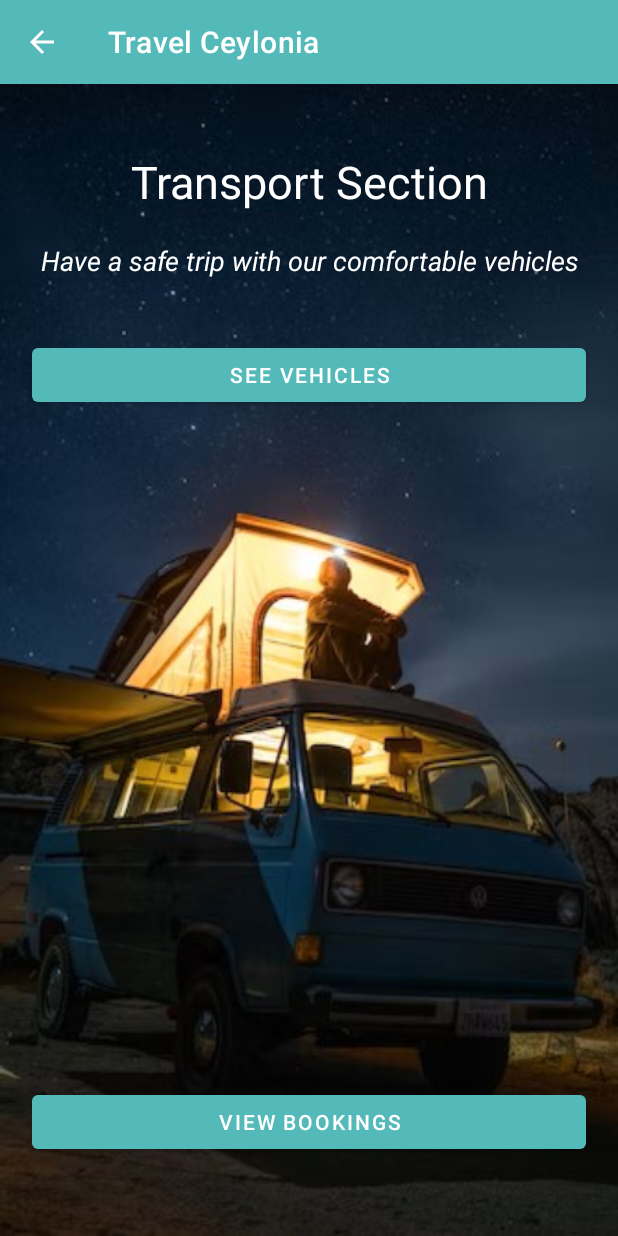
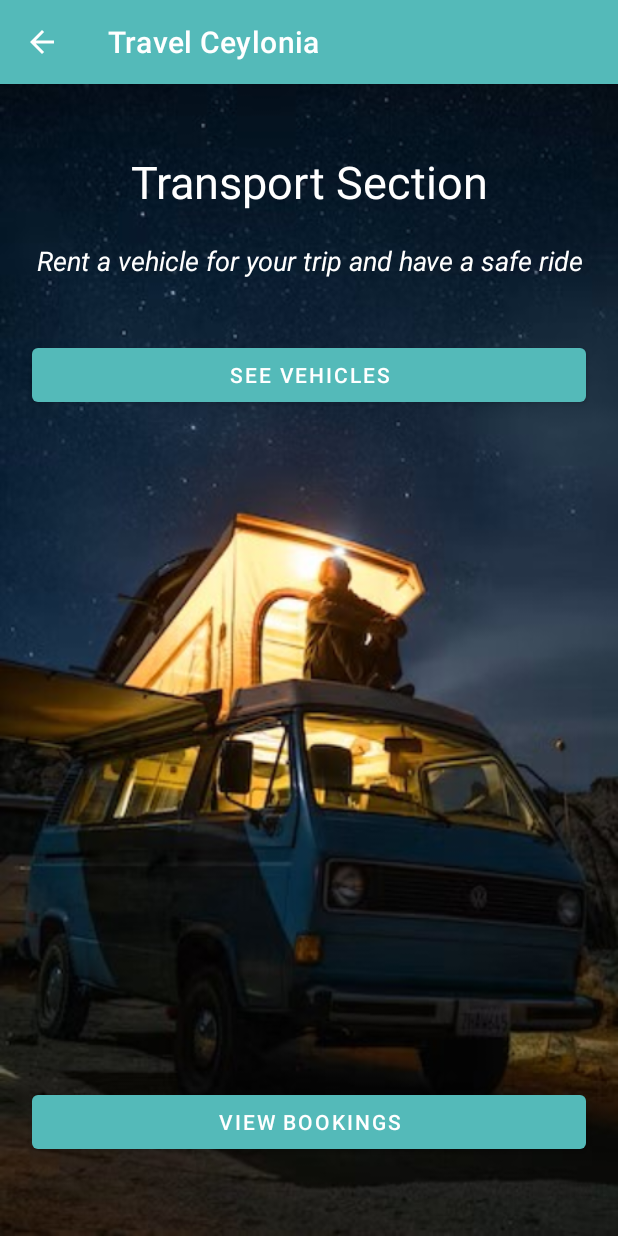
Before and after one commit to Viraj494/TravelCeylonia-MAD, an Android app: the TransportActivity screen opened directly, with no data from a screen before it, on a phone screen of 412 x 824 dp. Run offline under Robolectric (Android 15) with nearby library versions, the phone set to English and light mode, and no system bars.

Commit message:
Update activity_transport.xml

```diff
--- a/app/src/main/res/layout/activity_transport.xml
+++ b/app/src/main/res/layout/activity_transport.xml
@@ -40,7 +40,7 @@
             android:textColor="#ffffff"
             android:textSize="18dp"
             android:textStyle="italic"
-            android:text="Have a safe trip with our comfortable vehicles" />
+            android:text="Rent a vehicle for your trip and have a safe ride" />
 
         <Button
             android:id="@+id/bookNowButton"
```
